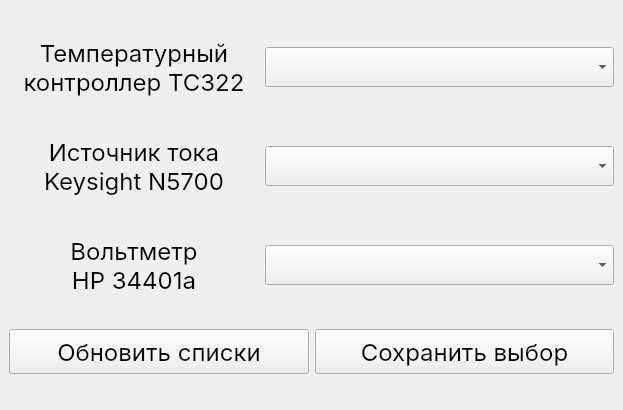
alexkolodchuk/thermoprj, file settings.ui: the form before one commit.
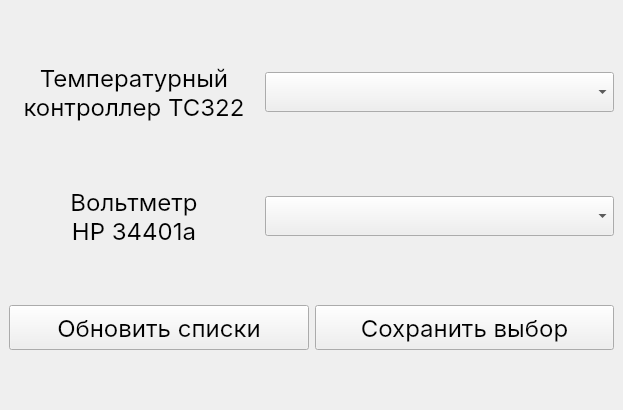
The form after the commit.

```diff
--- a/settings.ui
+++ b/settings.ui
@@ -70,61 +70,6 @@
       </item>
      </layout>
     </item>
-    <item>
-     <layout class="QHBoxLayout" name="current">
-      <item>
-       <widget class="QLabel" name="currentLabel">
-        <property name="sizePolicy">
-         <sizepolicy hsizetype="Fixed" vsizetype="Fixed">
-          <horstretch>0</horstretch>
-          <verstretch>0</verstretch>
-         </sizepolicy>
-        </property>
-        <property name="minimumSize">
-         <size>
-          <width>250</width>
-          <height>70</height>
-         </size>
-        </property>
-        <property name="maximumSize">
-         <size>
-          <width>16777215</width>
-          <height>70</height>
-         </size>
-        </property>
-        <property name="font">
-         <font>
-          <family>Inter</family>
-          <pointsize>18</pointsize>
-         </font>
-        </property>
-        <property name="text">
-         <string>Источник тока
-Keysight N5700</string>
-        </property>
-        <property name="alignment">
-         <set>Qt::AlignCenter</set>
-        </property>
-       </widget>
-      </item>
-      <item>
-       <widget class="QComboBox" name="resources2">
-        <property name="minimumSize">
-         <size>
-          <width>300</width>
-          <height>40</height>
-         </size>
-        </property>
-        <property name="font">
-         <font>
-          <family>Inter</family>
-          <pointsize>18</pointsize>
-         </font>
-        </property>
-       </widget>
-      </item>
-     </layout>
-    </item>
     <item>
      <layout class="QHBoxLayout" name="voltage">
       <item>
@@ -163,7 +108,7 @@
        </widget>
       </item>
       <item>
-       <widget class="QComboBox" name="resources3">
+       <widget class="QComboBox" name="resources2">
         <property name="minimumSize">
          <size>
           <width>300</width>
```
